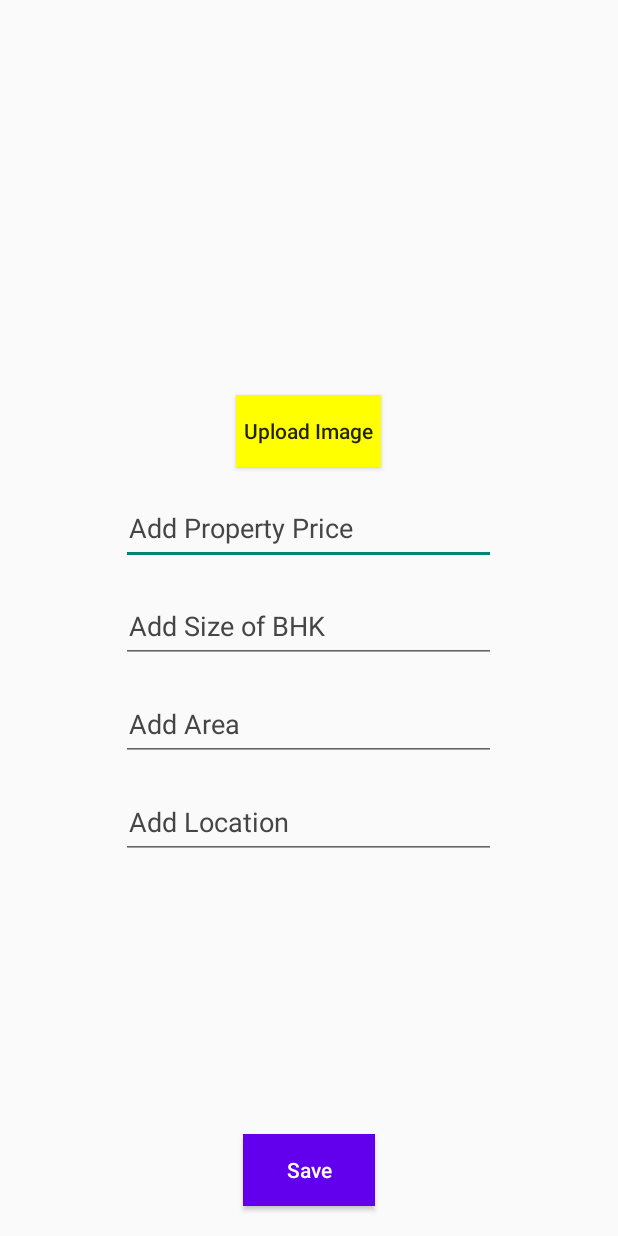
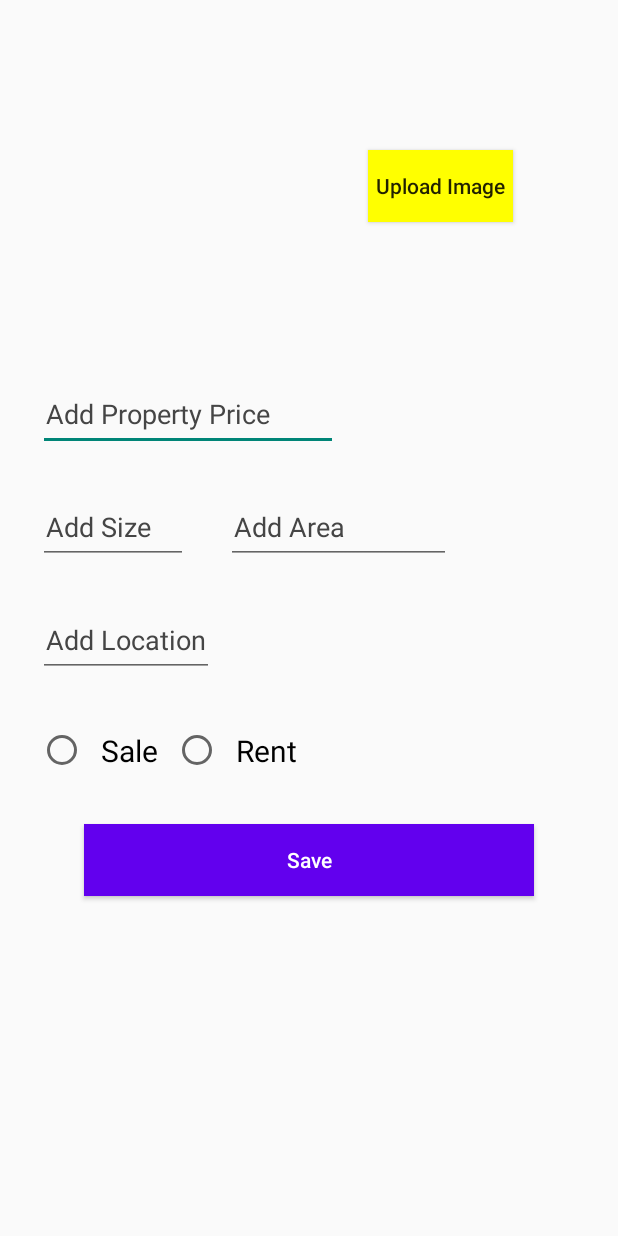
Before and after one commit to Shreeya18/homeSearch, an Android app: the AddProperty screen opened directly, with no data from a screen before it, on a phone screen of 412 x 824 dp. Run offline under Robolectric (Android 15) with nearby library versions, the phone set to English and light mode, and no system bars; our stand-ins replace Firebase (no records; nobody signed in at launch, a user with empty details on screens opened directly); pictures from the network do not load.

Commit message:
Updated Data Adding

```diff
--- a/app/src/main/java/com/androidp/homesearch/AddProperty.java
+++ b/app/src/main/java/com/androidp/homesearch/AddProperty.java
@@ -13,6 +13,8 @@ import android.webkit.MimeTypeMap;
 import android.widget.Button;
 import android.widget.EditText;
 import android.widget.ImageView;
+import android.widget.RadioButton;
+import android.widget.RadioGroup;
 import android.widget.Toast;
 
 import com.google.android.gms.tasks.OnFailureListener;
@@ -30,8 +32,12 @@ public class AddProperty extends AppCompatActivity {
     private ImageView addImg;
     private EditText priceAdd, bhkAdd, locAdd, sqftAdd;
     private Uri imageuri;
+    private RadioGroup radiogrp;
+    private RadioButton radioButton;
+
+    // Created Firebase database connection
     private FirebaseDatabase storage = FirebaseDatabase.getInstance();
-    DatabaseReference myRef = storage.getReference();
+    DatabaseReference myRef = storage.getReference().child("Owners");
     StorageReference db = FirebaseStorage.getInstance().getReference();
 
 
@@ -41,6 +47,7 @@ public class AddProperty extends AppCompatActivity {
         super.onCreate(savedInstanceState);
         setContentView(R.layout.activity_add_property);
 
+        // Initialized Variables for basic components
         savebtn = findViewById(R.id.savebtn);
         addImg = findViewById(R.id.addImg);
         uploadBtn = findViewById(R.id.uploadBtn);
@@ -48,10 +55,30 @@ public class AddProperty extends AppCompatActivity {
         bhkAdd = findViewById(R.id.bhkAdd);
         locAdd = findViewById(R.id.locAdd);
         sqftAdd = findViewById(R.id.sqftAdd);
+        radiogrp = findViewById(R.id.grpbtns);
 
+        // Clear the radioButton at first.
+        radiogrp.clearCheck();
+
+        // Check and retrieve selected Id (Button) from grp
+        radiogrp.setOnCheckedChangeListener(new RadioGroup.OnCheckedChangeListener() {
+            @Override
+            public void onCheckedChanged(RadioGroup radioGroup, int i) {
+                RadioButton radioButton = (RadioButton)radioGroup.findViewById(i);
+            }
+        });
         savebtn.setOnClickListener(new View.OnClickListener() {
             @Override
             public void onClick(View view) {
+                // Get Checked ID
+                int selectedId = radiogrp.getCheckedRadioButtonId();
+                if (selectedId == -1) {
+                    Toast.makeText(AddProperty.this, "No answer has been selected", Toast.LENGTH_SHORT).show();
+                }
+                else {
+                    // Add The text of the radio Button
+                    radioButton = (RadioButton)radiogrp.findViewById(selectedId);
+                }
                 if(imageuri != null){
                     upload(imageuri);
 
@@ -96,10 +123,15 @@ public class AddProperty extends AppCompatActivity {
                     @Override
                     public void onSuccess(Uri uri) {
                         FirebaseModal fmodal = new FirebaseModal(uri.toString(), priceAdd.getText().toString(), bhkAdd.getText().toString(),
-                                sqftAdd.getText().toString(), locAdd.getText().toString());
+                                sqftAdd.getText().toString(), locAdd.getText().toString(), radioButton.getText().toString());
                         String  modelid = myRef.push().getKey();
                         myRef.child(modelid).setValue(fmodal);
                         Toast.makeText(AddProperty.this, "Hurrah!! Successful", Toast.LENGTH_SHORT).show();
+                        priceAdd.setText("");
+                        bhkAdd.setText("");
+                        sqftAdd.setText("");
+                        locAdd.setText("");
+                        radiogrp.clearCheck();
                     }
                 });
             }
--- a/app/src/main/res/layout/activity_add_property.xml
+++ b/app/src/main/res/layout/activity_add_property.xml
@@ -7,12 +7,13 @@
     tools:context=".AddProperty">
 
 
+
         <ImageView
             android:id="@+id/addImg"
-        android:layout_width="240dp"
-        android:layout_height="240dp"
-        android:layout_centerHorizontal="true"
-        android:layout_marginTop="16dp"
+            android:layout_width="200dp"
+            android:layout_height="200dp"
+            android:layout_marginLeft="30dp"
+            android:layout_marginTop="25dp"
             />
 
         <Button
@@ -21,8 +22,10 @@
             android:layout_height="wrap_content"
             android:layout_below="@id/addImg"
             android:text="Upload Image"
-        android:layout_marginTop="7dp"
-        android:layout_centerHorizontal="true"
+            android:layout_alignParentTop="true"
+            android:layout_toRightOf="@+id/addImg"
+            android:layout_marginTop="100dp"
+            android:layout_marginLeft="15dp"
             android:textAllCaps="false"
             android:background="#ffff00"
             android:padding="5dp"
@@ -30,11 +33,11 @@
 
         <EditText
             android:id="@+id/priceAdd"
-        android:layout_width="250dp"
+            android:layout_width="200dp"
             android:layout_height="50dp"
-        android:layout_below="@+id/uploadBtn"
-        android:layout_marginTop="15dp"
-        android:layout_centerHorizontal="true"
+            android:layout_below="@+id/addImg"
+            android:layout_marginTop="25dp"
+            android:layout_marginLeft="25dp"
             android:hint="Add Property Price"
             android:textColorHint="#454545"
             android:textColor="@color/black"
@@ -43,12 +46,12 @@
 
         <EditText
             android:id="@+id/bhkAdd"
-        android:layout_width="250dp"
+            android:layout_width="100dp"
             android:layout_height="50dp"
             android:layout_below="@+id/priceAdd"
-        android:layout_marginTop="15dp"
-        android:layout_centerHorizontal="true"
-        android:hint="Add Size of BHK"
+            android:layout_marginTop="25dp"
+            android:layout_marginLeft="25dp"
+            android:hint="Add Size"
             android:textColorHint="#454545"
             android:textColor="@color/black"
             android:padding="5dp"
@@ -56,37 +59,67 @@
 
         <EditText
             android:id="@+id/sqftAdd"
-        android:layout_width="250dp"
+            android:layout_width="150dp"
             android:layout_height="50dp"
-        android:layout_below="@+id/bhkAdd"
-        android:layout_marginTop="15dp"
-        android:layout_centerHorizontal="true"
+            android:layout_toRightOf="@id/bhkAdd"
             android:hint="Add Area"
+            android:layout_below="@+id/priceAdd"
+            android:layout_marginTop="25dp"
             android:textColorHint="#454545"
             android:textColor="@color/black"
             android:padding="5dp"
+            android:layout_marginLeft="25dp"
             />
         <EditText
             android:id="@+id/locAdd"
-        android:layout_width="250dp"
+            android:layout_width="wrap_content"
             android:layout_height="50dp"
             android:layout_below="@+id/sqftAdd"
-        android:layout_marginTop="15dp"
-        android:layout_centerHorizontal="true"
+            android:layout_marginTop="25dp"
+            android:layout_marginLeft="25dp"
             android:hint="Add Location"
             android:textColorHint="#454545"
             android:textColor="@color/black"
             android:padding="5dp"
             />
+        <RadioGroup
+            android:id="@+id/grpbtns"
+            android:layout_width="fill_parent"
+            android:layout_height="wrap_content"
+            android:textSize="15sp"
+            android:layout_below="@+id/locAdd"
+            android:layout_marginTop="25dp"
+            android:orientation="horizontal"
+            android:layout_marginLeft="25dp">
+
+            <RadioButton
+                android:id="@+id/saleAdd"
+                android:layout_width="wrap_content"
+                android:layout_height="wrap_content"
+                android:textSize="20sp"
+                android:padding="10dp"
+                android:text="Sale"
+                />
+
+            <RadioButton
+                android:id="@+id/rentAdd"
+                android:layout_width="wrap_content"
+                android:layout_height="wrap_content"
+                android:textSize="20sp"
+                android:padding="10dp"
+                android:text="Rent"
+                />
+
+        </RadioGroup>
 
         <Button
             android:id="@+id/savebtn"
-        android:layout_width="wrap_content"
+            android:layout_width="300dp"
             android:layout_height="wrap_content"
-        android:layout_alignParentBottom="true"
             android:layout_centerHorizontal="true"
-        android:layout_marginBottom="20dp"
+            android:layout_below="@+id/grpbtns"
             android:text="Save"
+            android:layout_marginTop="25dp"
             android:textAllCaps="false"
             android:background="@color/purple_500"
             android:textColor="@color/white"/>
```
Also changed, not shown: app/src/main/java/com/androidp/homesearch/FirebaseModal.java (added, +72 -0 lines), 1 other file. Lines whose indentation alone changed are shown as unchanged.
